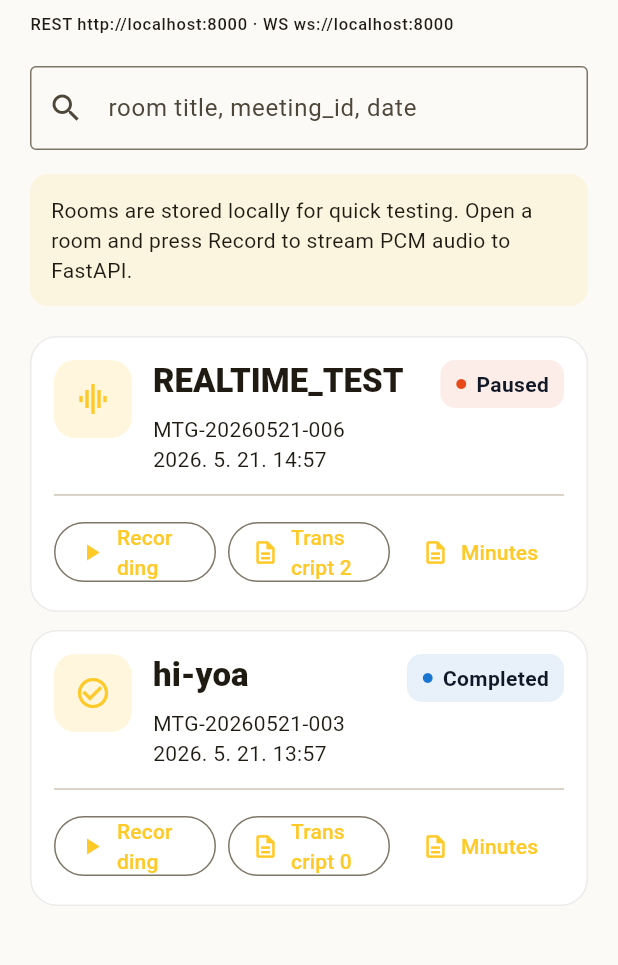
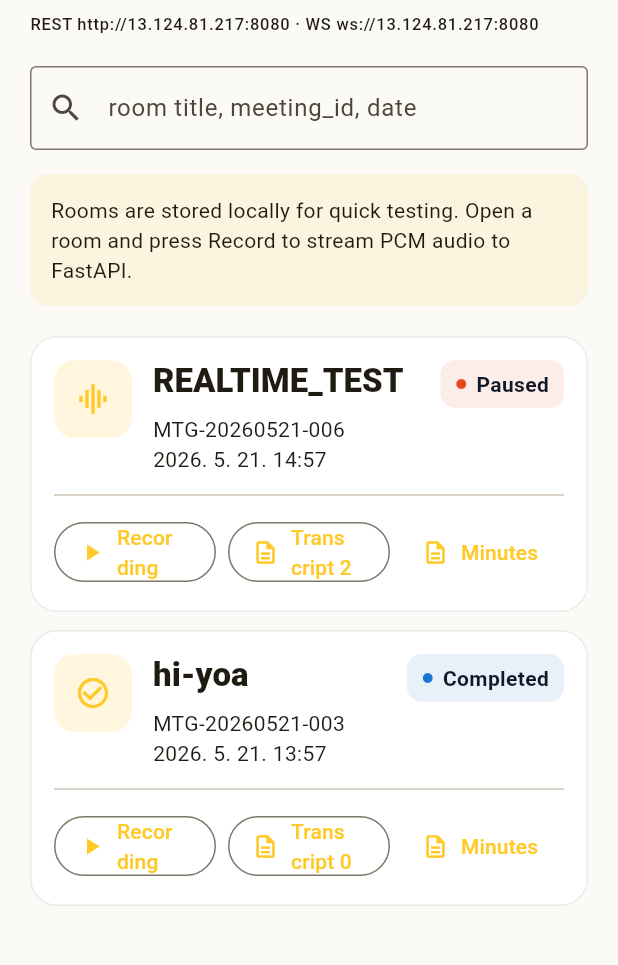
Before and after one commit to Haamseongho/KB-AI-Hackerton-Frontend, a Flutter app: the screen it shows after launch, on a phone screen of 412 x 824 dp, the part 102-1067 px from its top. Run offline on Flutter 3.47's test engine with Material 3 defaults, Android fonts, the phone set to English and light mode, and no system bars; our stand-ins replace permission_handler; missing offline and left inert: record.

Commit message:
Elastic IP주소를 직접 설정.

```diff
--- a/lib/core/config/app_config.dart
+++ b/lib/core/config/app_config.dart
@@ -3,11 +3,11 @@ class AppConfig {
 
   static const apiBaseUrl = String.fromEnvironment(
     'API_BASE_URL',
-    defaultValue: 'http://localhost:8000',
+    defaultValue: 'http://13.124.81.217:8080',
   );
 
   static const wsBaseUrl = String.fromEnvironment(
     'WS_BASE_URL',
-    defaultValue: 'ws://localhost:8000',
+    defaultValue: 'ws://13.124.81.217:8080',
   );
 }
```
Also changed, not shown: 1 other file.
